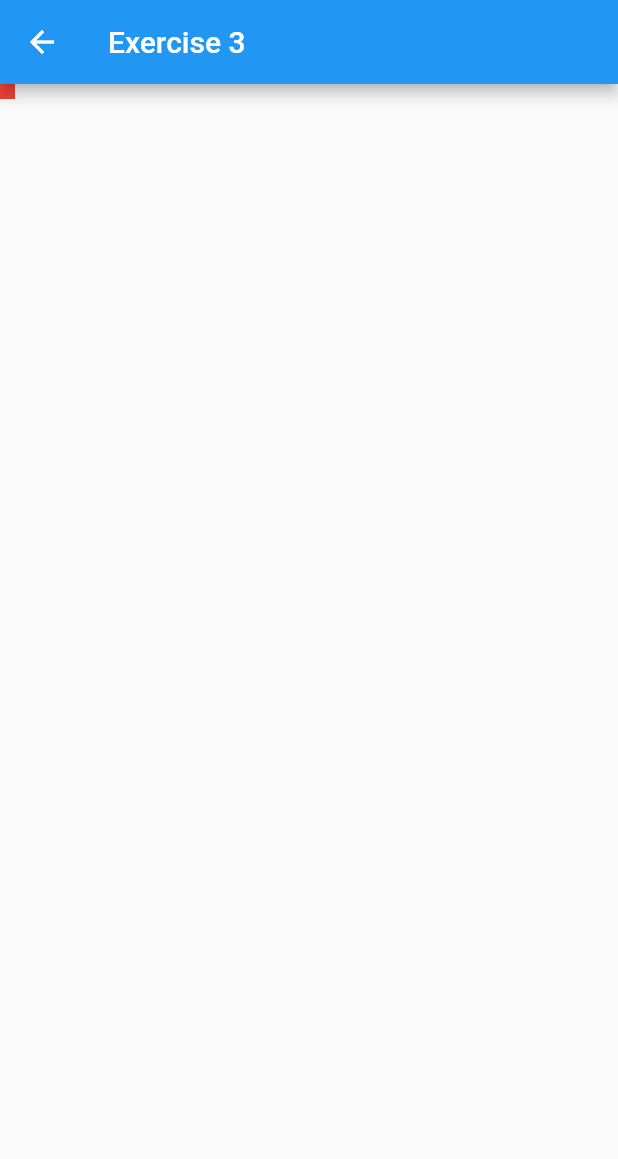
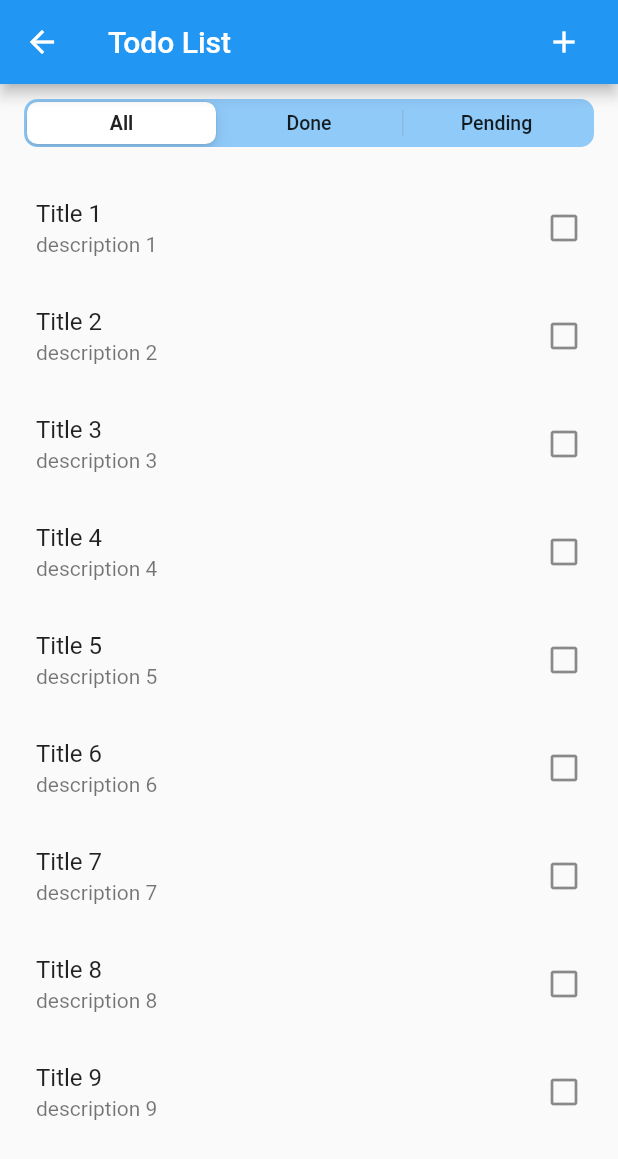
Before and after one commit to NguyenTanPhucK11/flutter-200lab, a Flutter app: the TodoList screen opened directly, on a phone screen of 412 x 824 dp. Shown: the top 1159 px of the screen. Run offline on Flutter 3.47's test engine with Material 2 defaults, Android fonts, the phone set to English and light mode, and no system bars.

Commit message:
day2-ex1: init Todo

```diff
--- a/lib/main.dart
+++ b/lib/main.dart
@@ -1,4 +1,4 @@
-import 'package:demo/screens/exercise.dart';
+import 'package:demo/screens/exercise_screen.dart';
 import 'package:flutter/material.dart';
 
 void main() {
@@ -16,7 +16,7 @@ class MyApp extends StatelessWidget {
         //
         // Try running your application with "flutter run". You'll see the
         // application has a blue toolbar. Then, without quitting the app, try
-        // changing the primarySwatch below to Colors.green and then invoke
+        // changing the primarySwatch below to Colors.green and then invorke
         // "hot reload" (press "r" in the console where you ran "flutter run",
         // or simply save your changes to "hot reload" in a Flutter IDE).
         // Notice that the counter didn't reset back to zero; the application
--- /dev/null
+++ b/lib/providers/todo.dart
@@ -0,0 +1,15 @@
+import 'package:flutter/foundation.dart';
+
+class Todo {
+  final String desc;
+  final String title;
+  final String date;
+  final int id;
+
+  Todo({
+    @required this.desc,
+    @required this.title,
+    @required this.date,
+    @required this.id,
+  });
+}
--- /dev/null
+++ b/lib/providers/todos.dart
@@ -0,0 +1,30 @@
+import 'package:flutter/material.dart';
+
+import './todo.dart';
+
+class Todos with ChangeNotifier {
+  List<Todo> _todos = [
+    Todo(desc: null, title: null, date: null, id: null),
+    Todo(desc: null, title: null, date: null, id: null),
+    Todo(desc: null, title: null, date: null, id: null),
+  ];
+
+  List<Todo> get todos {
+    return [..._todos];
+  }
+
+  Todo findByIdTodo(int id) {
+    return _todos.firstWhere((todos) => todos.id == id);
+  }
+
+  void addTodo(Todo todo) {
+    final newTodo = Todo(
+      id: _todos.length,
+      desc: todo.desc,
+      title: todo.title,
+      date: todo.date,
+    );
+    _todos.add(newTodo);
+    notifyListeners();
+  }
+}
--- a/lib/screens/Day1/exercise2.dart
+++ b/lib/screens/Day1/ex2_screen.dart
@@ -25,7 +25,7 @@ class Exercise2 extends StatelessWidget {
                                   Expanded(
                                     flex: 1,
                                     child: Container(
-                                      color: Colors.grey,
+                                      color: Colors.red,
                                     ),
                                   ),
                                   Expanded(
--- /dev/null
+++ b/lib/screens/Day2/ex3_screen.dart
@@ -0,0 +1,64 @@
+import 'package:demo/widgets/todolist-widget.dart';
+import 'package:flutter/cupertino.dart';
+import 'package:flutter/material.dart';
+
+class TodoList extends StatefulWidget {
+  @override
+  _TodoListState createState() => _TodoListState();
+}
+
+class _TodoListState extends State<TodoList> {
+  int filter = 0;
+  @override
+  Widget build(BuildContext context) {
+    return Scaffold(
+      appBar: _buildAppBar(),
+      body: Column(
+        children: [
+          Container(
+            padding: const EdgeInsets.all(10),
+            width: 400,
+            child: CupertinoSlidingSegmentedControl(
+                groupValue: filter,
+                backgroundColor:
+                    filter == 2 ? Colors.red.shade200 : Colors.blue.shade200,
+                children: const <int, Widget>{
+                  0: Text('All'),
+                  1: Text('Done'),
+                  2: Text('Pending'),
+                },
+                onValueChanged: (value) {
+                  setState(() {
+                    filter = value;
+                  });
+                }),
+          ),
+          Container(
+            width: MediaQuery.of(context).size.width * 1,
+            height: MediaQuery.of(context).size.height * 0.8,
+            child: TodoListView(
+              filter: filter,
+            ),
+          ),
+        ],
+      ),
+    );
+  }
+
+  Widget _buildAppBar() {
+    return AppBar(
+      title: Text('Todo List'),
+      actions: [
+        Container(
+          padding: const EdgeInsets.only(right: 12),
+          child: IconButton(
+            icon: Icon(Icons.add),
+            onPressed: () {
+              setState(() {});
+            },
+          ),
+        ),
+      ],
+    );
+  }
+}
--- a/lib/screens/Day2/todolist.dart
+++ /dev/null
@@ -1,22 +0,0 @@
-import 'package:flutter/material.dart';
-
-class TodoList extends StatefulWidget {
-  @override
-  _TodoListState createState() => _TodoListState();
-}
-
-class _TodoListState extends State<TodoList> {
-  @override
-  Widget build(BuildContext context) {
-    return Scaffold(
-      appBar: AppBar(
-        title: Text('Exercise 3'),
-      ),
-      body: Container(
-        width: 10,
-        height: 10,
-        color: Colors.red,
-      ),
-    );
-  }
-}
--- a/lib/screens/exercise.dart
+++ b/lib/screens/exercise_screen.dart
@@ -1,6 +1,6 @@
-import 'package:demo/screens/Day1/exercise1.dart';
-import 'package:demo/screens/Day1/exercise2.dart';
-import 'package:demo/screens/Day2/todolist.dart';
+import 'package:demo/screens/Day1/ex1_screen.dart';
+import 'package:demo/screens/Day1/ex2_screen.dart';
+import 'package:demo/screens/Day2/ex3_screen.dart';
 import 'package:flutter/material.dart';
 
 class Exercise extends StatelessWidget {
--- /dev/null
+++ b/lib/widgets/todolist-widget.dart
@@ -0,0 +1,64 @@
+import 'package:flutter/material.dart';
+
+class TodoListView extends StatefulWidget {
+  @override
+  _TodoListViewState createState() => _TodoListViewState();
+  final int filter;
+  TodoListView({Key key, @required this.filter}) : super(key: key);
+}
+
+class _TodoListViewState extends State<TodoListView> {
+  final _items = List<String>.generate(9, (index) => '${index + 1}');
+  final _listCheckDone = List<bool>.generate(9, (index) => false);
+
+  @override
+  Widget build(BuildContext context) {
+    return ListView.builder(
+      padding: const EdgeInsets.all(8),
+      itemCount: _items.length,
+      itemBuilder: (BuildContext context, int index) {
+        final _item = _items[index];
+        return widget.filter == 0
+            ? dismissible(_item, index)
+            : (widget.filter == 1
+                ? (_listCheckDone[index]
+                    ? dismissible(_item, index)
+                    : Container())
+                : !_listCheckDone[index]
+                    ? dismissible(_item, index)
+                    : Container());
+      },
+    );
+  }
+
+  Widget dismissible(_item, index) {
+    return Dismissible(
+      key: Key(_item),
+      onDismissed: (direction) {
+        setState(() {
+          _items.removeAt(index);
+          _listCheckDone.removeAt(index);
+        });
+      },
+      background: Container(
+        color: Colors.red,
+        child: Icon(Icons.delete),
+      ),
+      child: ListTile(
+        trailing: Icon(
+          _listCheckDone[index]
+              ? Icons.check_box
+              : Icons.check_box_outline_blank,
+          color: _listCheckDone[index] ? Colors.blue : null,
+        ),
+        title: Text('Title $_item'),
+        subtitle: Text('description $_item'),
+        onTap: () {
+          setState(() {
+            _listCheckDone[index] = !_listCheckDone[index];
+          });
+        },
+      ),
+    );
+  }
+}
```
Also changed, not shown: flutter_01.png (added), lib/screens/Day1/ex1_screen.dart (renamed from lib/screens/Day1/exercise1.dart).
